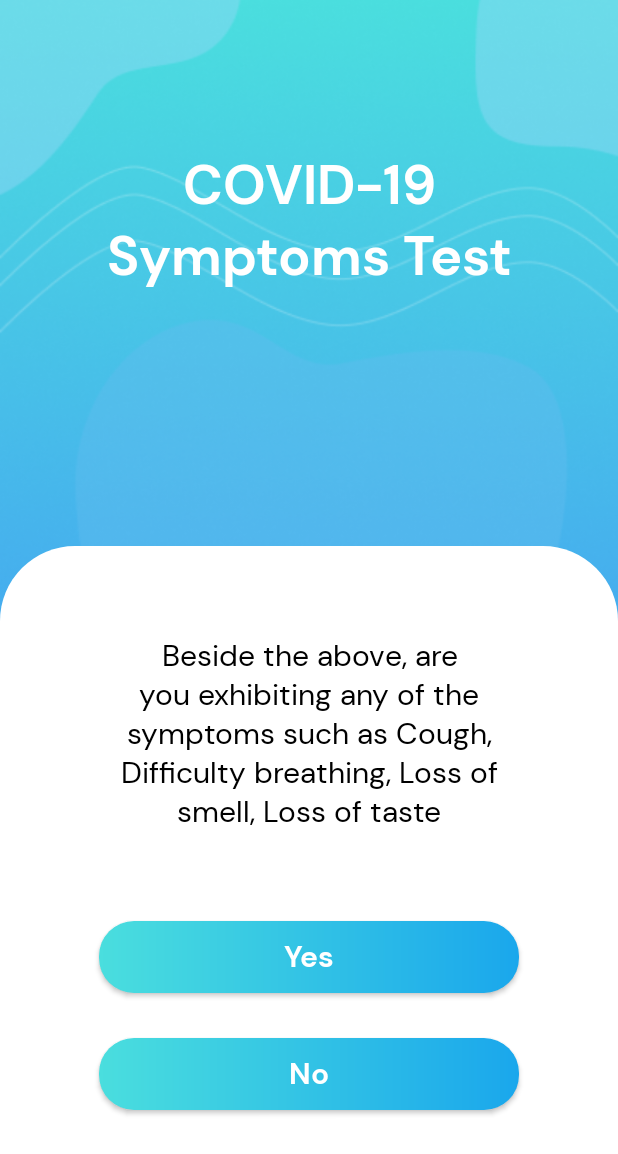
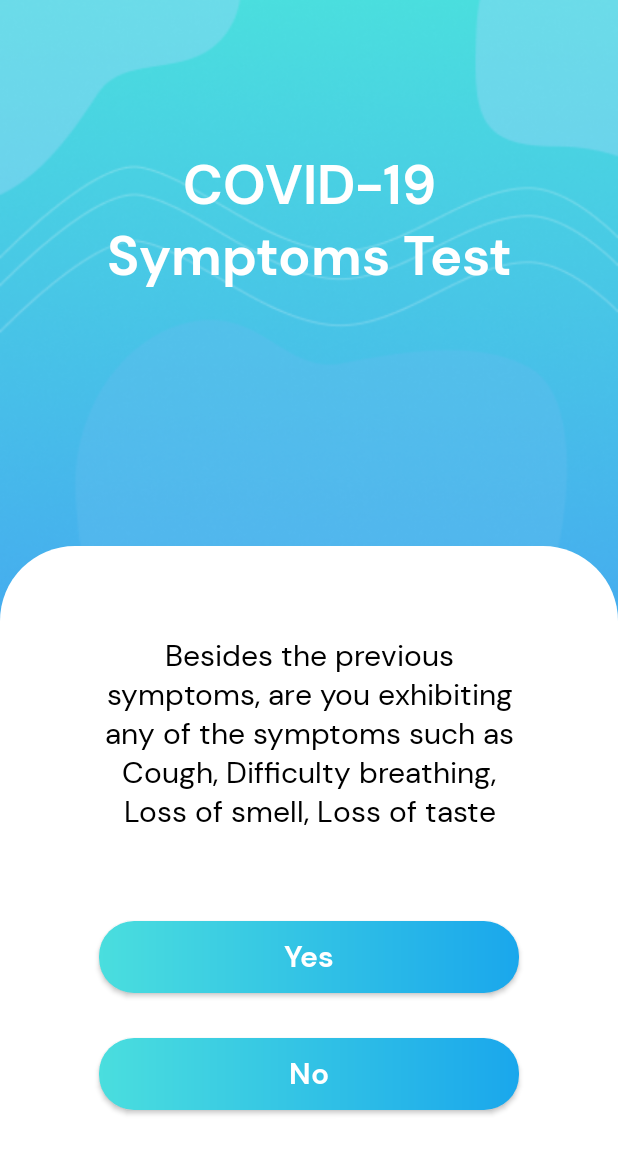
Before and after one commit to jh0411/C19Trace, an Android app: the SymptomsTestActivity screen opened directly, with no data from a screen before it, after a tap on "Yes", on a phone screen of 412 x 824 dp. Shown: the top 1154 px of the screen. Run offline under Robolectric (Android 15) with nearby library versions, the phone set to English and light mode, and no system bars.

Commit message:
Profile & Symptoms Test done

```diff
--- a/app/build.gradle
+++ b/app/build.gradle
@@ -45,6 +45,7 @@ dependencies {
     implementation 'com.google.firebase:firebase-firestore'
     implementation 'com.firebaseui:firebase-ui-auth:7.2.0'
     implementation 'com.google.firebase:firebase-storage:20.0.1'
+    implementation 'com.google.firebase:firebase-core:21.0.0'
 
     implementation 'de.hdodenhof:circleimageview:3.1.0'
 }
--- a/app/src/main/java/com/example/c19trace/SymptomsTestActivity.java
+++ b/app/src/main/java/com/example/c19trace/SymptomsTestActivity.java
@@ -16,42 +16,19 @@ import java.util.Locale;
 
 public class SymptomsTestActivity extends AppCompatActivity {
 
+    private final String[] questions = {
+            "Are you exhibiting 2 or more symptoms such as Fever, Shivering, Body ache, Headache etc?",
+            "Besides the previous symptoms, are you exhibiting any of the symptoms such as Cough, Difficulty breathing, Loss of smell, Loss of taste",
+            "Have you attended any event/areas associated with known COVID-19 cluster?",
+            "Have you travelled abroad within the last 14 days?",
+            "Have you had close contact with any confirmed or suspected COVID-19 cases within the last 14 days? "
+    };
+
+    private int symptoms = 0, count = 0;
+
     TextView question;
-    Button option1, option2;
-
-    ArrayList<SymptomsTestClass> symptomsTestClassArrayList;
-
-    int count = 0, score = 0;
-
-    SymptomsTestClass q0 = new SymptomsTestClass(
-            "Are you exhibiting 2 or more symptoms such as Fever, Shivering, Body ache, Headache etc? ",
-            "Yes",
-            "No"
-    );
-
-    SymptomsTestClass q1 = new SymptomsTestClass(
-            "Beside the above, are you exhibiting any of the symptoms such as Cough, Difficulty breathing, Loss of smell, Loss of taste",
-            "Yes",
-            "No"
-    );
-
-    SymptomsTestClass q2 = new SymptomsTestClass(
-            "Have you attended any event/areas associated with known COVID-19 cluster?",
-            "Yes",
-            "No"
-    );
-
-    SymptomsTestClass q3 = new SymptomsTestClass(
-            "Have you travelled abroad within the last 14 days?",
-            "Yes",
-            "No"
-    );
-
-    SymptomsTestClass q4 = new SymptomsTestClass(
-            "Have you had close contact with any confirmed or suspected COVID-19 cases within the last 14 days? ",
-            "Yes",
-            "No"
-    );
+    Button yes;
+    Button no;
 
     @Override
     protected void onCreate(Bundle savedInstanceState) {
@@ -59,76 +36,52 @@ public class SymptomsTestActivity extends AppCompatActivity {
         setContentView(R.layout.activity_symptoms_test);
 
         question = findViewById(R.id.tv_testQuestionTitle);
-        option1 = findViewById(R.id.btn_testAnsYes);
-        option2 = findViewById(R.id.btn_testAnsNo);
+        yes = findViewById(R.id.btn_testAnsYes);
+        no = findViewById(R.id.btn_testAnsNo);
 
-        symptomsTestClassArrayList = new ArrayList<>();
+        question.setText(questions[count]);
 
-        getTestQuestions(symptomsTestClassArrayList);
-
-        setDataToView();
-
-        option1.setOnClickListener(new View.OnClickListener() {
+        yes.setOnClickListener(new View.OnClickListener() {
             @Override
             public void onClick(View v) {
-                answerYes();
+                if(count < questions.length - 1){
+                    symptoms++;
+                    count++;
+
+                    question.setText(questions[count]);
+                } else{
+                    status(symptoms);
+                }
             }
         });
 
-        option2.setOnClickListener(new View.OnClickListener() {
+        no.setOnClickListener(new View.OnClickListener() {
             @Override
             public void onClick(View v) {
-                answerNo();
+                if(count < questions.length - 1){
+                    count++;
+
+                question.setText(questions[count]);
+                }else{
+                    status(symptoms);
+                }
             }
         });
     }
 
-    private void answerYes() {
-        score++;
-        count++;
+    private void status(int symptoms) {
+        if(symptoms >= 4){
+            Intent intent = new Intent(SymptomsTestActivity.this, HighRiskActivity.class);
+            startActivity(intent);
 
-        if(count == symptomsTestClassArrayList.size()){
-            Intent intent = new Intent(SymptomsTestActivity.this, SymptomsResultActivity.class);
+        } else if(symptoms == 0){
+            Intent intent = new Intent(SymptomsTestActivity.this, LowRiskActivity.class);
+            startActivity(intent);
 
-            Bundle b = new Bundle();
-            b.putInt("score", score);
-            intent.putExtras(b);
+        } else{
+            Intent intent = new Intent(SymptomsTestActivity.this, MediumRiskActivity.class);
+            startActivity(intent);
 
-            startActivity(intent);
-            finish();
-        } else{
-            setDataToView();
         }
     }
-
-    private void answerNo() {
-        count++;
-
-        if(count == symptomsTestClassArrayList.size()){
-            Intent intent = new Intent(SymptomsTestActivity.this, SymptomsResultActivity.class);
-
-            Bundle b = new Bundle();
-            b.putInt("score", score);
-            intent.putExtras(b);
-
-            startActivity(intent);
-            finish();
-        } else{
-            setDataToView();
-        }
-    }
-
-    private void setDataToView() {
-        question.setText(symptomsTestClassArrayList.get(count).getQuestion());
-        option1.setText(symptomsTestClassArrayList.get(count).getOption1());
-        option2.setText(symptomsTestClassArrayList.get(count).getOption2());
-    }
-
-    private void getTestQuestions(ArrayList<SymptomsTestClass> symptomsTestClassArrayList) {
-        symptomsTestClassArrayList.add(q0);
-        symptomsTestClassArrayList.add(q1);
-        symptomsTestClassArrayList.add(q2);
-        symptomsTestClassArrayList.add(q3);
-        symptomsTestClassArrayList.add(q4);
-    }
 }
--- a/app/src/main/java/com/example/c19trace/SymptomsTestClass.java
+++ /dev/null
@@ -1,37 +0,0 @@
-package com.example.c19trace;
-
-public class SymptomsTestClass {
-    private String question;
-    private String option1;
-    private String option2;
-
-    public SymptomsTestClass(String question, String option1, String option2) {
-        this.question = question;
-        this.option1 = option1;
-        this.option2 = option2;
-    }
-
-    public String getQuestion() {
-        return question;
-    }
-
-    public void setQuestion(String question) {
-        this.question = question;
-    }
-
-    public String getOption1() {
-        return option1;
-    }
-
-    public void setOption1(String option1) {
-        this.option1 = option1;
-    }
-
-    public String getOption2() {
-        return option2;
-    }
-
-    public void setOption2(String option2) {
-        this.option2 = option2;
-    }
-}
--- a/app/src/main/res/layout/activity_sign_up.xml
+++ b/app/src/main/res/layout/activity_sign_up.xml
@@ -154,7 +154,8 @@
                 android:background="@drawable/custom_input"
                 android:ems="10"
                 android:fontFamily="@font/dmsans_regular"
-                android:hint="Select date"
+                android:focusable="false"
+                android:hint="DD/MM/YYYY"
                 android:inputType="date"
                 android:padding="18dp"
                 android:textSize="14sp"
--- a/app/src/main/res/layout/fragment_edit_profile.xml
+++ b/app/src/main/res/layout/fragment_edit_profile.xml
@@ -190,6 +190,7 @@
             android:fontFamily="@font/dmsans_regular"
             android:hint="Select date"
             android:inputType="date"
+            android:focusable="false"
             android:padding="18dp"
             android:textSize="14sp"
             tools:layout_editor_absoluteX="42dp"
--- a/app/src/main/res/values/strings.xml
+++ b/app/src/main/res/values/strings.xml
@@ -9,7 +9,7 @@
 
     <string name="forgot_pass_desc">Enter your email address you’re using\nfor your account and we will send you a\npassword reset code</string>
 
-    <string-array name = "states_array">
+    <string-array name="states_array">
         <item>Malaysia</item>
         <item>Putrajaya</item>
         <item>Perlis</item>
--- a/app/src/main/res/values/themes.xml
+++ b/app/src/main/res/values/themes.xml
@@ -18,4 +18,8 @@
         <item name="android:textSize">10sp</item>
         <item name="android:textAllCaps">false</item>
     </style>
+
+    <style name="CalendarTheme" parent="Theme.AppCompat.Light.Dialog">
+        <item name="colorAccent">#1AA7EC</item>
+    </style>
 </resources>
```
Also changed, not shown: app/src/main/AndroidManifest.xml (+7 -1 lines), app/src/main/java/com/example/c19trace/EditProfile.java (+51 -19 lines), app/src/main/java/com/example/c19trace/HighRiskActivity.java (added, +29 -0 lines), app/src/main/java/com/example/c19trace/LowRiskActivity.java (added, +29 -0 lines), app/src/main/java/com/example/c19trace/MediumRiskActivity.java (added, +29 -0 lines), app/src/main/java/com/example/c19trace/SignUpActivity.java (+36 -0 lines), app/src/main/java/com/example/c19trace/SymptomsResultActivity.java (deleted, +0 -46 lines), app/src/main/res/drawable/ic_baseline_sentiment_dissatisfied_24.xml (added, +14 -0 lines), app/src/main/res/drawable/ic_baseline_thumb_up_24.xml (added, +9 -0 lines), app/src/main/res/layout/activity_high_risk.xml (added, +61 -0 lines), app/src/main/res/layout/activity_low_risk.xml (renamed from app/src/main/res/layout/activity_symptoms_result.xml, +15 -15 lines), app/src/main/res/layout/activity_medium_risk.xml (added, +61 -0 lines).
